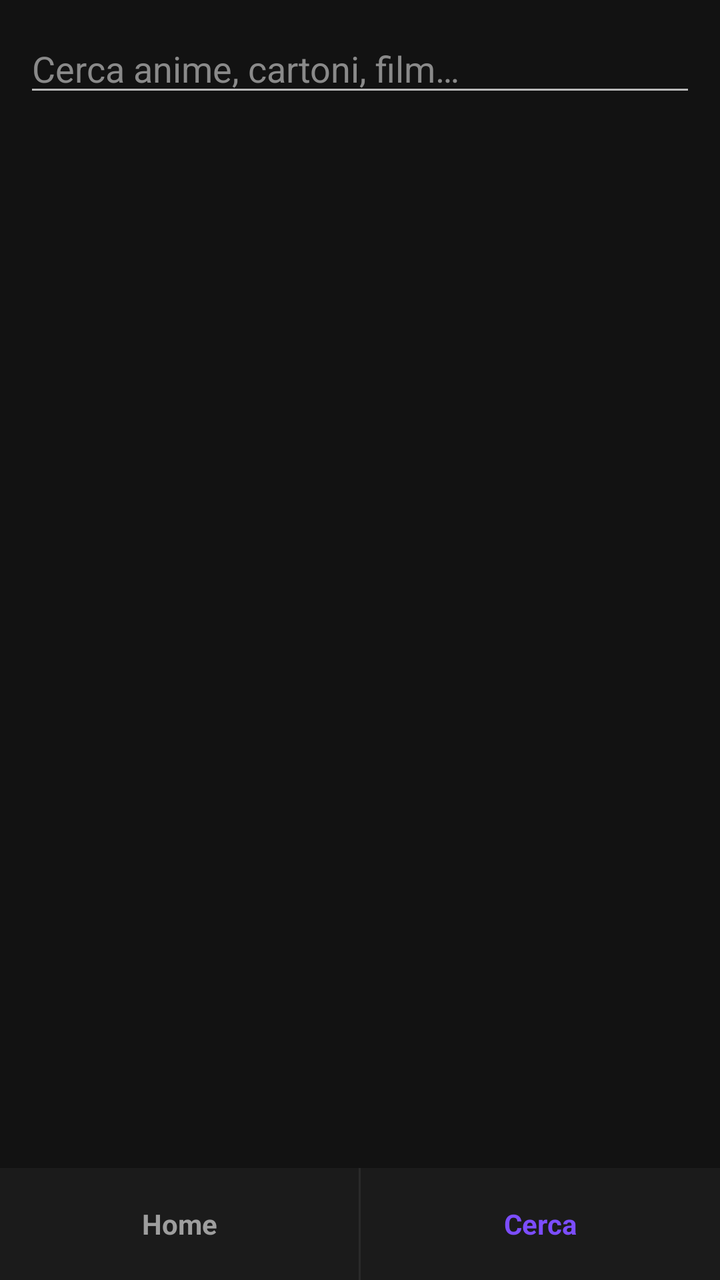
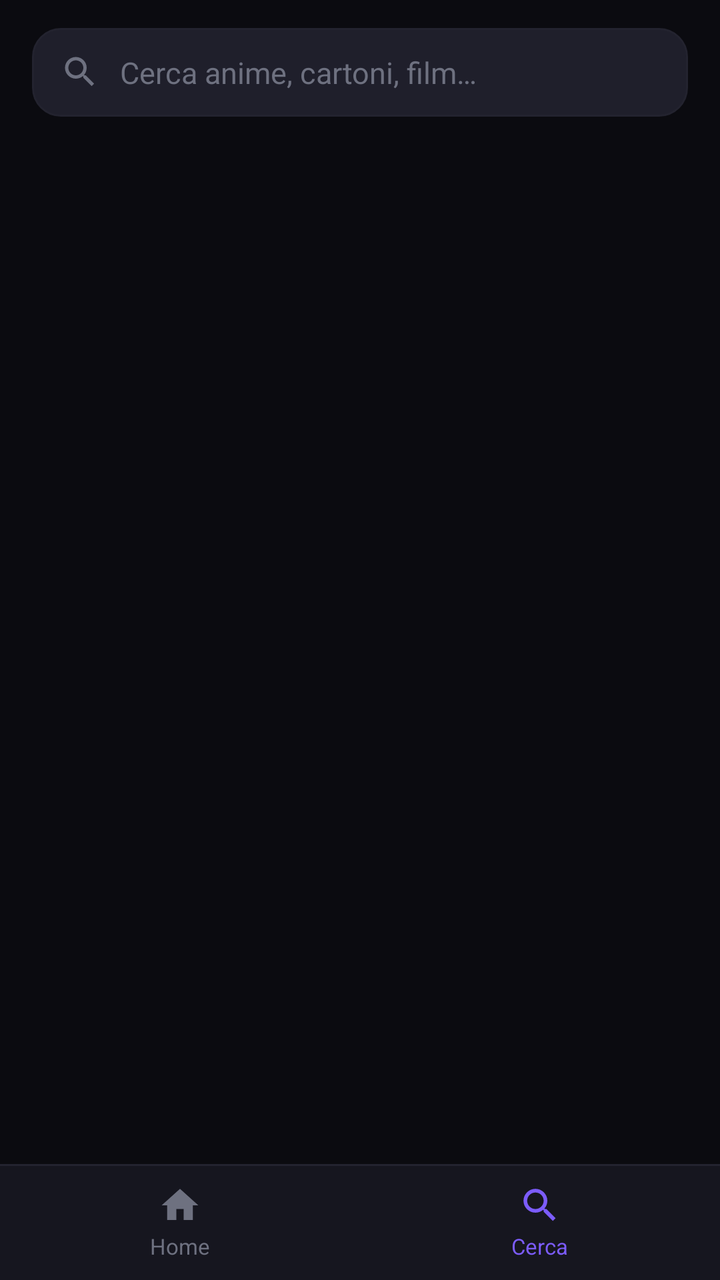

Before-and-after screenshots of an Android layout around one commit, followed by the original layout XML and the change that was made.
<!-- AndroidManifest.xml: application theme AppTheme -->
<!-- res/layout/activity_search.xml -->
<?xml version="1.0" encoding="utf-8"?>
<LinearLayout xmlns:android="http://schemas.android.com/apk/res/android"
    android:layout_width="match_parent"
    android:layout_height="match_parent"
    android:orientation="vertical"
    android:background="#121212">

    <EditText
        android:id="@+id/search"
        android:layout_width="match_parent"
        android:layout_height="wrap_content"
        android:layout_margin="12dp"
        android:hint="@string/search_hint"
        android:maxLines="1"
        android:textColor="#FFFFFF"
        android:textColorHint="#8A8A8A"
        android:inputType="text" />

    <TextView
        android:id="@+id/status"
        android:layout_width="match_parent"
        android:layout_height="wrap_content"
        android:paddingStart="16dp"
        android:paddingEnd="16dp"
        android:paddingBottom="6dp"
        android:textSize="13sp"
        android:textColor="#9E9E9E" />

    <ListView
        android:id="@+id/list"
        android:layout_width="match_parent"
        android:layout_height="0dp"
        android:layout_weight="1"
        android:divider="#2A2A2A"
        android:dividerHeight="1dp" />

    <LinearLayout
        android:layout_width="match_parent"
        android:layout_height="56dp"
        android:orientation="horizontal"
        android:background="#1B1B1B">

        <TextView
            android:id="@+id/btn_tab_home"
            android:layout_width="0dp"
            android:layout_height="match_parent"
            android:layout_weight="1"
            android:gravity="center"
            android:text="@string/tab_home"
            android:textSize="14sp"
            android:textStyle="bold"
            android:textColor="#9E9E9E"
            android:background="?android:attr/selectableItemBackground" />

        <View
            android:layout_width="1dp"
            android:layout_height="match_parent"
            android:background="#2A2A2A" />

        <TextView
            android:id="@+id/btn_tab_search"
            android:layout_width="0dp"
            android:layout_height="match_parent"
            android:layout_weight="1"
            android:gravity="center"
            android:text="@string/tab_search"
            android:textSize="14sp"
            android:textStyle="bold"
            android:textColor="#7C4DFF"
            android:background="?android:attr/selectableItemBackground" />
    </LinearLayout>
</LinearLayout>
<!-- resources referenced by this layout -->
<resources>
  <string name="search_hint">Cerca anime, cartoni, film…</string>
  <string name="tab_home">Home</string>
  <string name="tab_search">Cerca</string>
  <style name="AppTheme" parent="android:Theme.Material.NoActionBar">
          <item name="android:colorPrimary">#7C4DFF</item>
          <item name="android:colorPrimaryDark">#121212</item>
          <item name="android:colorAccent">#7C4DFF</item>
          <item name="android:windowBackground">#121212</item>
          <item name="android:statusBarColor">#000000</item>
          <item name="android:navigationBarColor">#000000</item>
      </style>
</resources>

<!-- the commit's change to res/layout/activity_search.xml (unified diff, before → after) -->
@@ -3,70 +3,118 @@
     android:layout_width="match_parent"
     android:layout_height="match_parent"
     android:orientation="vertical"
-    android:background="#121212">
+    android:background="@color/bg">
 
-    <EditText
-        android:id="@+id/search"
+    <FrameLayout
         android:layout_width="match_parent"
         android:layout_height="wrap_content"
-        android:layout_margin="12dp"
-        android:hint="@string/search_hint"
-        android:maxLines="1"
-        android:textColor="#FFFFFF"
-        android:textColorHint="#8A8A8A"
-        android:inputType="text" />
+        android:layout_marginStart="16dp"
+        android:layout_marginEnd="16dp"
+        android:layout_marginTop="14dp"
+        android:layout_marginBottom="10dp"
+        android:background="@drawable/bg_search_field">
+
+        <ImageView
+            android:layout_width="20dp"
+            android:layout_height="20dp"
+            android:layout_gravity="start|center_vertical"
+            android:layout_marginStart="14dp"
+            android:src="@drawable/ic_search"
+            android:tint="@color/text_hint"
+            android:contentDescription="@string/search_hint" />
+
+        <EditText
+            android:id="@+id/search"
+            android:layout_width="match_parent"
+            android:layout_height="wrap_content"
+            android:paddingStart="44dp"
+            android:paddingEnd="14dp"
+            android:paddingTop="12dp"
+            android:paddingBottom="12dp"
+            android:background="@android:color/transparent"
+            android:hint="@string/search_hint"
+            android:maxLines="1"
+            android:textSize="15sp"
+            android:textColor="@color/text_primary"
+            android:textColorHint="@color/text_hint"
+            android:inputType="text" />
+    </FrameLayout>
 
     <TextView
         android:id="@+id/status"
         android:layout_width="match_parent"
         android:layout_height="wrap_content"
-        android:paddingStart="16dp"
-        android:paddingEnd="16dp"
-        android:paddingBottom="6dp"
+        android:paddingStart="18dp"
+        android:paddingEnd="18dp"
+        android:paddingBottom="8dp"
         android:textSize="13sp"
-        android:textColor="#9E9E9E" />
+        android:textColor="@color/text_secondary" />
 
     <ListView
         android:id="@+id/list"
         android:layout_width="match_parent"
         android:layout_height="0dp"
         android:layout_weight="1"
-        android:divider="#2A2A2A"
-        android:dividerHeight="1dp" />
+        android:divider="@null"
+        android:dividerHeight="0dp"
+        android:scrollbars="none"
+        android:listSelector="?android:attr/selectableItemBackground" />
 
     <LinearLayout
         android:layout_width="match_parent"
-        android:layout_height="56dp"
+        android:layout_height="58dp"
         android:orientation="horizontal"
-        android:background="#1B1B1B">
+        android:background="@drawable/bg_bottom_nav"
+        android:elevation="8dp">
 
-        <TextView
+        <LinearLayout
             android:id="@+id/btn_tab_home"
             android:layout_width="0dp"
             android:layout_height="match_parent"
             android:layout_weight="1"
+            android:orientation="vertical"
             android:gravity="center"
-            android:text="@string/tab_home"
-            android:textSize="14sp"
-            android:textStyle="bold"
-            android:textColor="#9E9E9E"
-            android:background="?android:attr/selectableItemBackground" />
+            android:background="?android:attr/selectableItemBackground">
 
-        <View
-            android:layout_width="1dp"
-            android:layout_height="match_parent"
-            android:background="#2A2A2A" />
+            <ImageView
+                android:layout_width="22dp"
+                android:layout_height="22dp"
+                android:src="@drawable/ic_home"
+                android:tint="@color/text_hint"
+                android:contentDescription="@string/tab_home" />
 
-        <TextView
+            <TextView
+                android:layout_width="wrap_content"
+                android:layout_height="wrap_content"
+                android:layout_marginTop="2dp"
+                android:text="@string/tab_home"
+                android:textSize="11sp"
+                android:textColor="@color/text_hint" />
+        </LinearLayout>
+
+        <LinearLayout
             android:id="@+id/btn_tab_search"
             android:layout_width="0dp"
             android:layout_height="match_parent"
             android:layout_weight="1"
+            android:orientation="vertical"
             android:gravity="center"
-            android:text="@string/tab_search"
-            android:textSize="14sp"
-            android:textStyle="bold"
-            android:textColor="#7C4DFF"
-            android:background="?android:attr/selectableItemBackground" />
+            android:background="?android:attr/selectableItemBackground">
+
+            <ImageView
+                android:layout_width="22dp"
+                android:layout_height="22dp"
+                android:src="@drawable/ic_search"
+                android:tint="@color/accent"
+                android:contentDescription="@string/tab_search" />
+
+            <TextView
+                android:layout_width="wrap_content"
+                android:layout_height="wrap_content"
+                android:layout_marginTop="2dp"
+                android:text="@string/tab_search"
+                android:textSize="11sp"
+                android:textColor="@color/accent" />
+        </LinearLayout>
     </LinearLayout>
 </LinearLayout>
<!-- resource entries referenced after the edit -->
@@ -1,15 +1,65 @@
 <!-- resources referenced by this layout -->
 <resources>
+  <color name="accent">#7C5CFC</color>
+  <color name="bg">#0B0B10</color>
+  <color name="text_hint">#6E7180</color>
+  <color name="text_primary">#FFFFFF</color>
+  <color name="text_secondary">#A0A4B8</color>
+  <!-- drawable bg_bottom_nav (drawable) -->
+  <?xml version="1.0" encoding="utf-8"?>
+  <layer-list xmlns:android="http://schemas.android.com/apk/res/android">
+      <item>
+          <shape android:shape="rectangle">
+              <solid android:color="@color/divider" />
+          </shape>
+      </item>
+      <item android:top="1dp">
+          <shape android:shape="rectangle">
+              <solid android:color="@color/surface" />
+          </shape>
+      </item>
+  </layer-list>
+  <!-- drawable bg_search_field (drawable) -->
+  <?xml version="1.0" encoding="utf-8"?>
+  <shape xmlns:android="http://schemas.android.com/apk/res/android" android:shape="rectangle">
+      <solid android:color="@color/surface2" />
+      <corners android:radius="14dp" />
+      <stroke android:width="1dp" android:color="@color/divider" />
+  </shape>
+  <!-- drawable ic_home (drawable) -->
+  <?xml version="1.0" encoding="utf-8"?>
+  <vector xmlns:android="http://schemas.android.com/apk/res/android"
+      android:width="24dp" android:height="24dp"
+      android:viewportWidth="24" android:viewportHeight="24">
+      <path
+          android:fillColor="#FFFFFFFF"
+          android:pathData="M10,20v-6h4v6h5v-8h3L12,3 2,12h3v8z" />
+  </vector>
+  <!-- drawable ic_search (drawable) -->
+  <?xml version="1.0" encoding="utf-8"?>
+  <vector xmlns:android="http://schemas.android.com/apk/res/android"
+      android:width="24dp" android:height="24dp"
+      android:viewportWidth="24" android:viewportHeight="24">
+      <path
+          android:fillColor="#FFFFFFFF"
+          android:pathData="M15.5,14h-0.79l-0.28,-0.27C15.41,12.59 16,11.11 16,9.5 16,5.91 13.09,3 9.5,3S3,5.91 3,9.5 5.91,16 9.5,16c1.61,0 3.09,-0.59 4.23,-1.57l0.27,0.28v0.79l5,4.99L20.49,19l-4.99,-5zM9.5,14C7.01,14 5,11.99 5,9.5S7.01,5 9.5,5 14,7.01 14,9.5 11.99,14 9.5,14z" />
+  </vector>
   <string name="search_hint">Cerca anime, cartoni, film…</string>
   <string name="tab_home">Home</string>
   <string name="tab_search">Cerca</string>
   <style name="AppTheme" parent="android:Theme.Material.NoActionBar">
-          <item name="android:colorPrimary">#7C4DFF</item>
-          <item name="android:colorPrimaryDark">#121212</item>
-          <item name="android:colorAccent">#7C4DFF</item>
-          <item name="android:windowBackground">#121212</item>
-          <item name="android:statusBarColor">#000000</item>
-          <item name="android:navigationBarColor">#000000</item>
+          <item name="android:colorPrimary">@color/accent</item>
+          <item name="android:colorPrimaryDark">@color/bg</item>
+          <item name="android:colorAccent">@color/accent</item>
+          <item name="android:windowBackground">@color/bg</item>
+          <item name="android:statusBarColor">@color/bg</item>
+          <item name="android:navigationBarColor">@color/bg</item>
+          <item name="android:textColorPrimary">@color/text_primary</item>
+          <item name="android:textColorSecondary">@color/text_secondary</item>
+          <item name="android:windowLightStatusBar">false</item>
       </style>
+  <color name="divider">#23232F</color>
+  <color name="surface">#16161F</color>
+  <color name="surface2">#1F1F2B</color>
 </resources>
 
